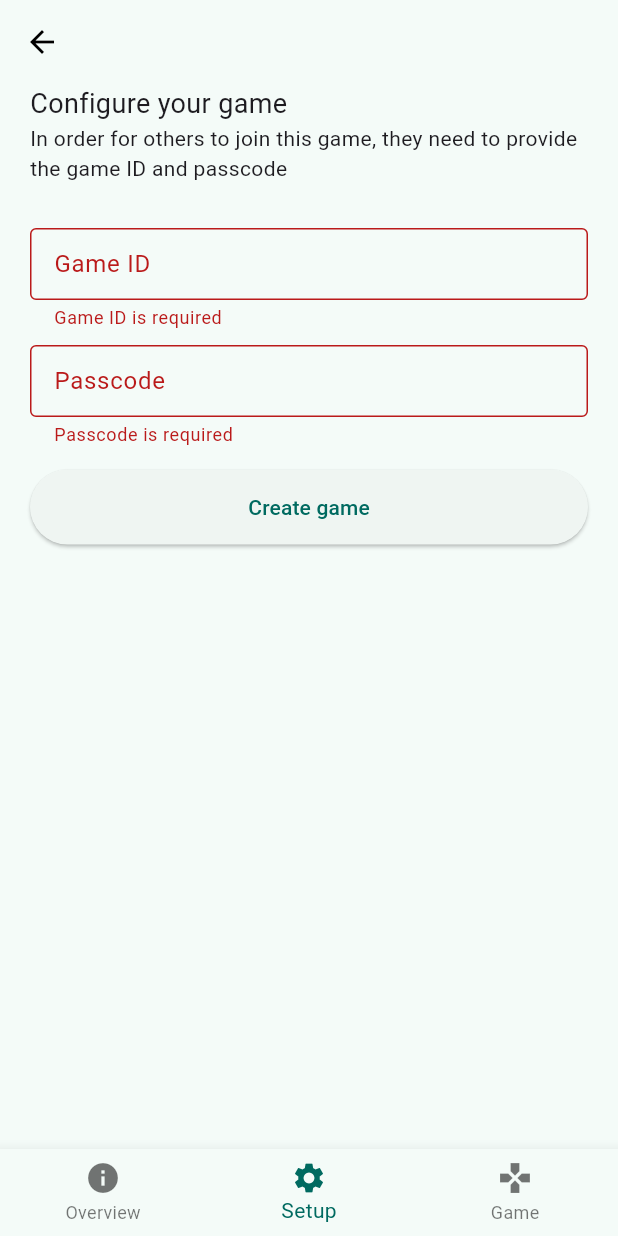
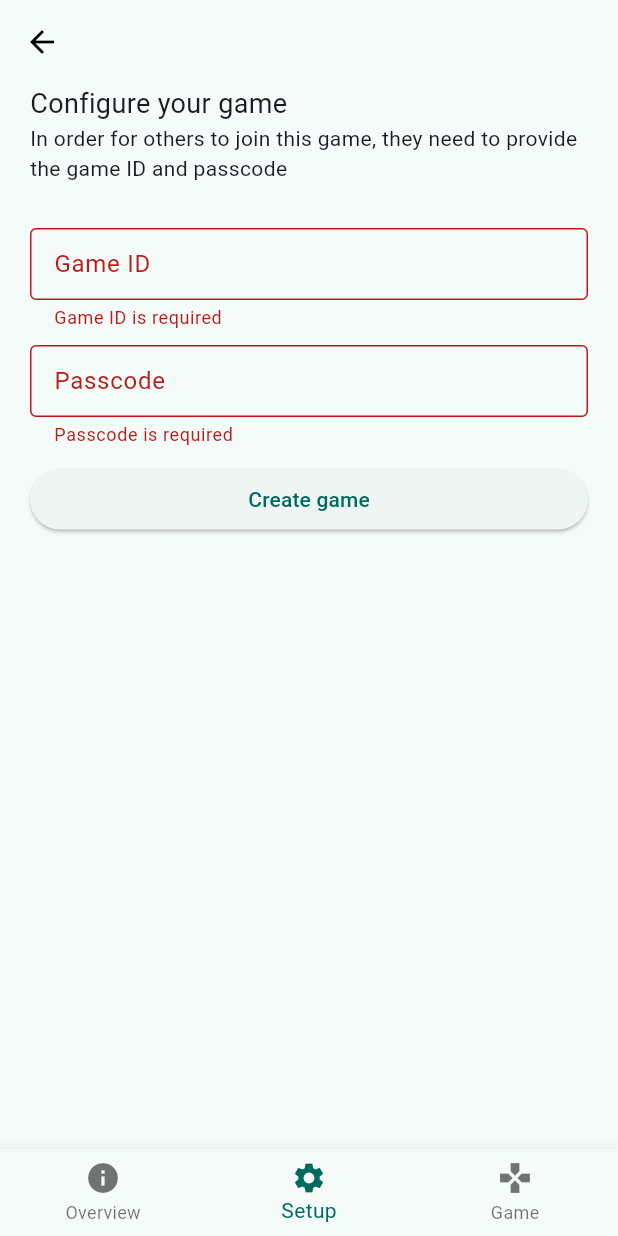
Before and after one commit to fangeles02/party_games_by_tdng_fe, a Flutter app: the GameMaker screen opened directly with sample values from the repository, after a tap on "Continue", after a tap on "Create game", on a phone screen of 412 x 824 dp. Run offline on Flutter 3.47's test engine with Material 3 defaults, Android fonts, the phone set to English and light mode, and no system bars; our stand-ins replace google_fonts, shared_preferences; missing offline and left inert: dart_jsonwebtoken, signalr_core; accounts and stored records are empty.

Commit message:
Update gamemaker.dart

```diff
--- a/lib/pages/games/gamemaker/gamemaker.dart
+++ b/lib/pages/games/gamemaker/gamemaker.dart
@@ -1,13 +1,8 @@
-import 'dart:ui';
-
-import 'package:flutter/cupertino.dart';
-import 'package:flutter/foundation.dart';
 import 'package:flutter/material.dart';
-import 'package:flutter/rendering.dart';
 import 'package:flutter/services.dart';
-import 'package:flutter/widgets.dart';
 import 'package:party_games_by_tdng/api/appsettings.dart';
 import 'package:party_games_by_tdng/helpers/gamedetailshelper.dart';
+import 'package:party_games_by_tdng/helpers/hubmethodshelper.dart';
 import 'package:party_games_by_tdng/helpers/responsiveuihelper.dart';
 import 'package:party_games_by_tdng/helpers/signalrhelper.dart';
 import 'package:party_games_by_tdng/pages/interface/loaderscreen.dart';
@@ -58,6 +53,8 @@ class _GameMakerState extends State<GameMaker> {
       foregroundColor: MaterialStateProperty.all(Colors.white));
   //Color buttonCreateColor =
 
+  List<SignalrMember> playersList = List.empty(growable: true);
+
   creategameButton() async {
     if (gamecredskey.currentState!.validate()) {
       setState(() {
@@ -65,7 +62,9 @@ class _GameMakerState extends State<GameMaker> {
         buttonCreateText = "Creating game";
       });
 
-      await connection.invoke("CreateGroup", args: [
+      await connection.invoke(
+          getMethodDetails(SignalrEndpointsEnum.mafiaCreateGroup).methodName,
+          args: [
             "token",
             playerName,
             gamenameinputcontroller.text,
@@ -105,7 +104,9 @@ class _GameMakerState extends State<GameMaker> {
         buttonCreateFunctionOnClick = null;
       });
 
-      await connection.invoke("CloseGroup", args: [
+      await connection.invoke(
+          getMethodDetails(SignalrEndpointsEnum.mafiaCloseGroup).methodName,
+          args: [
             "token",
             gamenameinputcontroller.text,
             passcodeinputcontroller.text,
@@ -158,7 +159,9 @@ class _GameMakerState extends State<GameMaker> {
         print("The connection has been forcedly closed charing");
       });
 
-      connection.on('CreateGroupResponse', (message) {
+      connection.on(
+          getMethodDetails(SignalrEndpointsEnum.mafiaCreateGroup)
+              .returnMethodName, (message) {
         SignalrResponse response =
             deserializeSignalrResponse(message.toString());
 
@@ -190,7 +193,9 @@ class _GameMakerState extends State<GameMaker> {
         }
       });
 
-      connection.on("CloseGroupResponse", (message) {
+      connection.on(
+          getMethodDetails(SignalrEndpointsEnum.mafiaCloseGroup)
+              .returnMethodName, (message) {
         SignalrResponse response =
             deserializeSignalrResponse(message.toString());
 
@@ -459,7 +464,7 @@ class _GameMakerState extends State<GameMaker> {
                       height: 10,
                     ),
                     SizedBox(
-                      height: 50,
+                      height: defaultButtonHeight,
                       child: ElevatedButton(
                         onPressed: buttonCreateFunctionOnClick,
                         style: buttonCreateStyle,
@@ -475,16 +480,26 @@ class _GameMakerState extends State<GameMaker> {
       ),
       Container(
         key: const ValueKey<int>(2),
-        color: Colors.red,
+        child: ListView.builder(
+            itemCount: 5,
+            itemBuilder: (BuildContext context, int index) {
+              return ListTile(
+                title: Text("Item $index"),
+              );
+            }),
       ),
-      Container(
+      //page 4 (page 2 of connected state)
+      Column(
         key: const ValueKey<int>(3),
+        crossAxisAlignment: CrossAxisAlignment.stretch,
+        children: [
+          SafeArea(child: Container()),
+          Padding(
             padding: EdgeInsets.fromLTRB(
                 globalLeftRightPadding, 0, globalLeftRightPadding, 0),
             child: Column(
-          crossAxisAlignment: CrossAxisAlignment.stretch,
+              crossAxisAlignment: CrossAxisAlignment.start,
               children: [
-            SafeArea(child: Container()),
                 const Text(
                   "Configure your game",
                   style: TextStyle(fontSize: 18),
@@ -494,8 +509,8 @@ class _GameMakerState extends State<GameMaker> {
                 const SizedBox(
                   height: 20,
                 ),
-            Expanded(
-              child: Column(
+                Column(
+                  crossAxisAlignment: CrossAxisAlignment.stretch,
                   children: [
                     Row(
                       mainAxisAlignment: MainAxisAlignment.spaceBetween,
@@ -519,7 +534,7 @@ class _GameMakerState extends State<GameMaker> {
                           ],
                         ),
                         SizedBox(
-                        height: 50,
+                          height: defaultButtonHeight,
                           child: ElevatedButton(
                             onPressed: buttonCreateFunctionOnClick,
                             style: buttonCreateStyle,
@@ -527,12 +542,69 @@ class _GameMakerState extends State<GameMaker> {
                           ),
                         ),
                       ],
-                  )
+                    ),
+                  ],
+                ),
+                SizedBox(
+                  height: 15,
+                ),
+                const Text("Members"),
               ],
             ),
           ),
+          Expanded(
+            child: Padding(
+              padding: EdgeInsets.fromLTRB(5, 0, 5, 0),
+              child: ListView.separated(
+                  separatorBuilder: (context, index) => Divider(),
+                  shrinkWrap: true,
+                  itemCount: playersList.length,
+                  itemBuilder: (BuildContext context, int index) {
+                    return ListTile(
+                      leading: Container(
+                        decoration: const BoxDecoration(
+                            color: Colors.grey, shape: BoxShape.circle),
+                        width: 50,
+                        height: 50,
+                        child: const Icon(
+                          Icons.person,
+                          color: Colors.white,
+                        ),
+                      ),
+                      title: Text(playersList[index].playerName),
+                      subtitle: Text(playersList[index].connectionId),
+                      trailing: SizedBox(
+                        width: 50,
+                        height: 50,
+                        child: ListViewRemoveButton(
+                          onButtonTapped: () {
+                            var playerdata = playersList[index];
+                            setState(() {
+                              playersList.removeAt(index);
+                            });
+                          },
+                        ),
+                      ),
+                    );
+                  }),
+            ),
+          ),
+          Padding(
+            padding: EdgeInsets.fromLTRB(
+                globalLeftRightPadding, 20, globalLeftRightPadding, 20),
+            child: SizedBox(
+              height: 40,
+              child: ElevatedButton(
+                  onPressed: () {
+                    setState(() {
+                      playersList!.add(SignalrMember(
+                          playerName: "Sample player", connectionId: "12345"));
+                    });
+                  },
+                  child: const Text("data")),
+            ),
+          )
         ],
-        ),
       )
     ];
 
@@ -581,7 +653,11 @@ class _GameMakerState extends State<GameMaker> {
                                             "Attempting to end current game",
                                       ));
 
-                              await connection.invoke("CloseGroup", args: [
+                              await connection.invoke(
+                                  getMethodDetails(
+                                          SignalrEndpointsEnum.mafiaCloseGroup)
+                                      .methodName,
+                                  args: [
                                     "token",
                                     gamenameinputcontroller.text,
                                     passcodeinputcontroller.text,
@@ -636,3 +712,19 @@ class _GameMakerState extends State<GameMaker> {
     await connection.stop();
   }
 }
+
+class ListViewRemoveButton extends StatelessWidget {
+  const ListViewRemoveButton({super.key, required this.onButtonTapped});
+
+  final Function() onButtonTapped;
+
+  @override
+  Widget build(BuildContext context) {
+    return RawMaterialButton(
+      fillColor: Colors.orange[100],
+      onPressed: onButtonTapped,
+      shape: RoundedRectangleBorder(borderRadius: BorderRadius.circular(50)),
+      child: const Icon(Icons.exit_to_app),
+    );
+  }
+}
```
Lines whose indentation alone changed are shown as unchanged.
